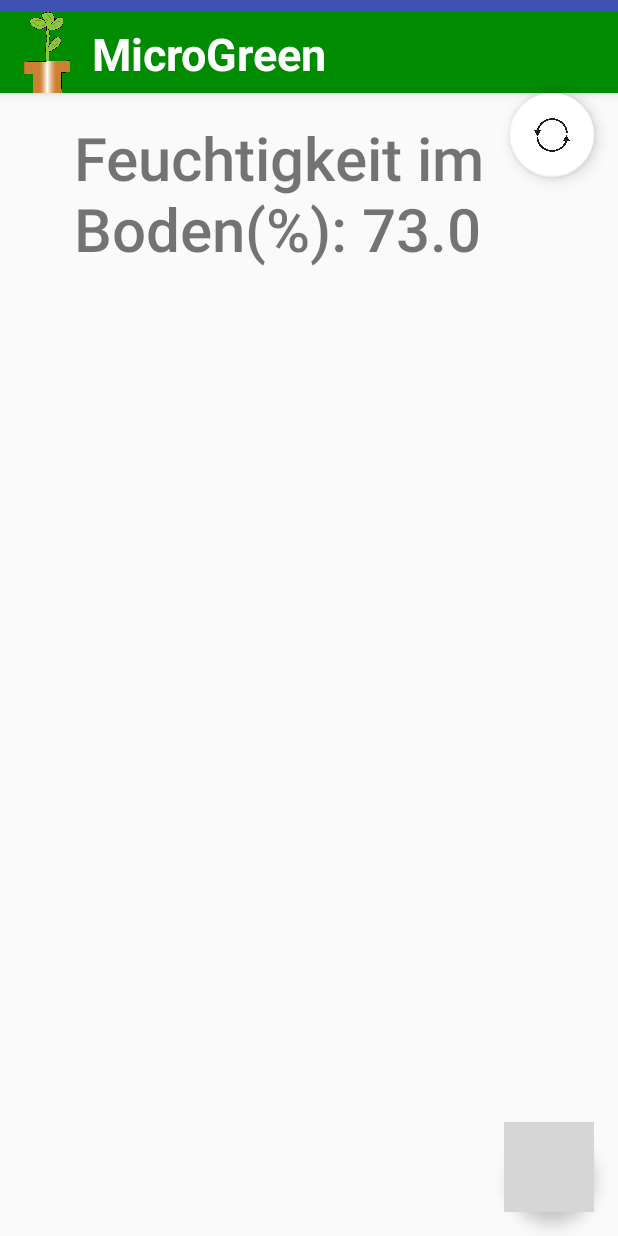
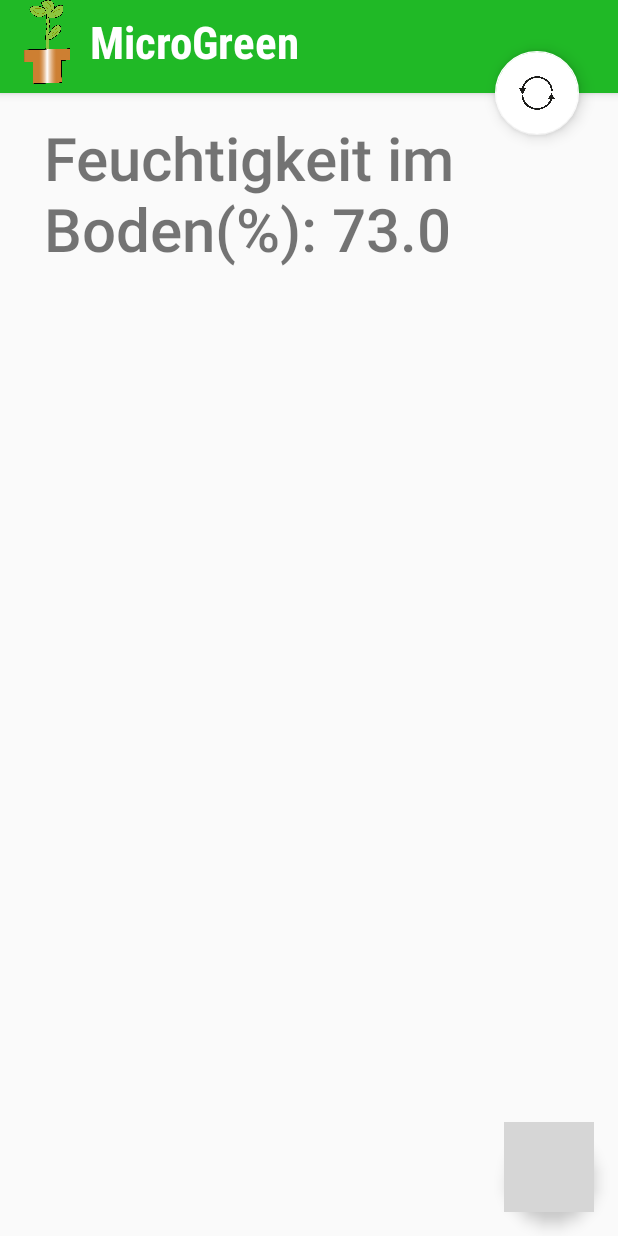
Before and after one commit to ahasenberger-tgm/MicroGreenNeu, an Android app: the screen it shows after launch (MainActivity), on a phone screen of 412 x 824 dp. Run offline under Robolectric (Android 15) with nearby library versions, the phone set to English and light mode, and no system bars; libraries missing offline, so code that uses them is left out: com.facebook, com.facebook.share; 2 statements that could not run were skipped; grey boxes are pictures that could not be loaded.

Commit message:
ColorChanges und Layoutverbesserungen

```diff
--- a/app/src/main/java/iot/microgreenneu/MainActivity.java
+++ b/app/src/main/java/iot/microgreenneu/MainActivity.java
@@ -1,5 +1,6 @@
 package iot.microgreenneu;
 
+import android.app.Activity;
 import android.app.NotificationManager;
 import android.content.Context;
 import android.graphics.Bitmap;
@@ -31,6 +32,7 @@ import com.facebook.share.model.SharePhoto;
 import com.facebook.share.model.SharePhotoContent;
 import com.facebook.share.widget.ShareDialog;
 
+import android.view.Window;
 import android.widget.ImageView;
 import android.widget.TextView;
 
@@ -65,6 +67,7 @@ public class MainActivity extends AppCompatActivity {
     @Override
     protected void onCreate(Bundle savedInstanceState) {
         super.onCreate(savedInstanceState);
+
         callbackManager = CallbackManager.Factory.create();
         shareDialog = new ShareDialog(this);
         setContentView(R.layout.activity_main);
@@ -75,6 +78,8 @@ public class MainActivity extends AppCompatActivity {
         punktestand = 0;
         notificationText = "";
         globalInstance = new MainActivity();
+
+
 
 
         //Toolbar toolbar = (Toolbar) findViewById(R.id.toolbar);
@@ -186,7 +191,7 @@ public class MainActivity extends AppCompatActivity {
         public View onCreateView(LayoutInflater inflater, ViewGroup container,
                                  Bundle savedInstanceState) {
 
-            String [] ausgabe = {"Feuchtigkeit im Boden(%)","Temperatur in der Luft(°C)","Bodentemperatur(°C)","Luftfeuchtigkeit(%)","Erfolge"/*,"SocialMedia"*/};
+            String [] ausgabe = {"Feuchtigkeit im Boden(%)","Lufttemperatur(°C)","Bodentemperatur(°C)","Luftfeuchtigkeit(%)","Erfolge"/*,"SocialMedia"*/};
             View rootView = inflater.inflate(R.layout.fragment_main, container, false);
             TextView textView = (TextView) rootView.findViewById(R.id.section_label);
             ImageView image = (ImageView) rootView.findViewById(R.id.imageView);
--- a/app/src/main/res/layout/activity_main.xml
+++ b/app/src/main/res/layout/activity_main.xml
@@ -12,7 +12,6 @@
         android:id="@+id/appbar"
         android:layout_width="match_parent"
         android:layout_height="62dp"
-        android:paddingTop="@dimen/appbar_padding_top"
         android:theme="@style/AppTheme.AppBarOverlay"
         tools:layout_editor_absoluteY="1dp">
 
@@ -20,7 +19,7 @@
             android:id="@+id/toolbar"
             android:layout_width="match_parent"
             android:layout_height="?attr/actionBarSize"
-            android:background="#008b00"
+            android:background="@color/colorPrimary"
             app:layout_scrollFlags="scroll|enterAlways"
             app:popupTheme="@style/AppTheme.PopupOverlay">
 
@@ -38,6 +37,8 @@
                 android:id="@+id/toolbar_subtitle"
                 android:layout_width="wrap_content"
                 android:layout_height="wrap_content"
+                android:fadingEdge="none"
+                android:fontFamily="sans-serif-condensed"
                 android:text="  MicroGreen"
                 android:textColor="#ffffff"
                 android:textSize="30sp"
@@ -46,10 +47,22 @@
 
     </android.support.design.widget.AppBarLayout>
 
+    <android.support.design.widget.FloatingActionButton
+        android:id="@+id/share2"
+        android:layout_width="match_parent"
+        android:layout_height="wrap_content"
+        android:layout_marginBottom="600dp"
+        android:layout_marginLeft="330dp"
+        app:backgroundTint="@color/cardview_light_background"
+        app:layout_anchor="@+id/container"
+        app:srcCompat="@mipmap/refresh_xhdpi" />
+
     <android.support.v4.view.ViewPager
         android:id="@+id/container"
         android:layout_width="match_parent"
         android:layout_height="match_parent"
+        android:layout_marginLeft="-20dp"
+        android:layout_marginTop="0dp"
         app:layout_behavior="@string/appbar_scrolling_view_behavior" />
 
     <android.support.design.widget.FloatingActionButton
@@ -63,16 +76,4 @@
         app:layout_anchorGravity="right|bottom"
         app:srcCompat="@drawable/com_facebook_button_icon_white" />
 
-    <android.support.design.widget.FloatingActionButton
-        android:id="@+id/share2"
-        android:layout_width="match_parent"
-        android:layout_height="wrap_content"
-        android:layout_gravity="end|bottom"
-        android:layout_margin="@dimen/fab_margin"
-        app:backgroundTint="@color/cardview_light_background"
-        app:layout_anchor="@+id/container"
-        app:layout_anchorGravity="right|top"
-        app:srcCompat="@mipmap/refresh_xhdpi"
-        />
-
 </android.support.design.widget.CoordinatorLayout>
--- a/app/src/main/res/values/colors.xml
+++ b/app/src/main/res/values/colors.xml
@@ -1,6 +1,6 @@
 <?xml version="1.0" encoding="utf-8"?>
 <resources>
-    <color name="colorPrimary">#3f51b5</color>
-    <color name="colorPrimaryDark">#303F9F</color>
+    <color name="colorPrimary">#20b926</color>
+    <color name="colorPrimaryDark">#17841c</color>
     <color name="colorAccent">#FF4081</color>
 </resources>
```
